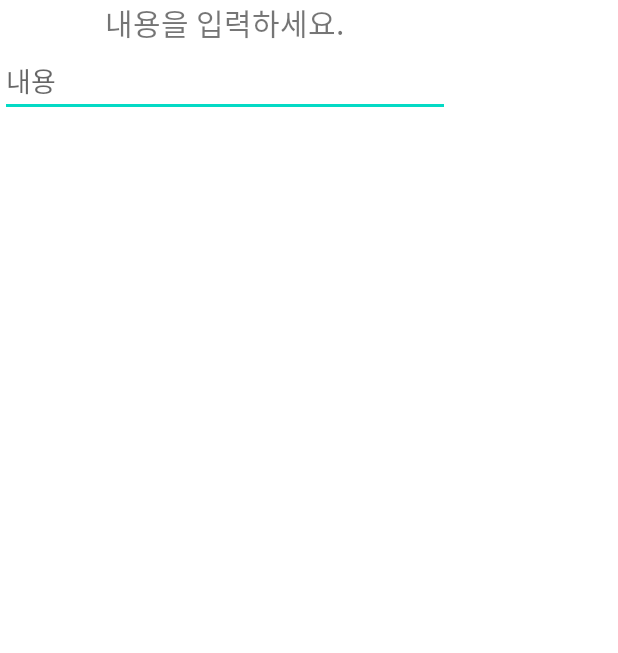
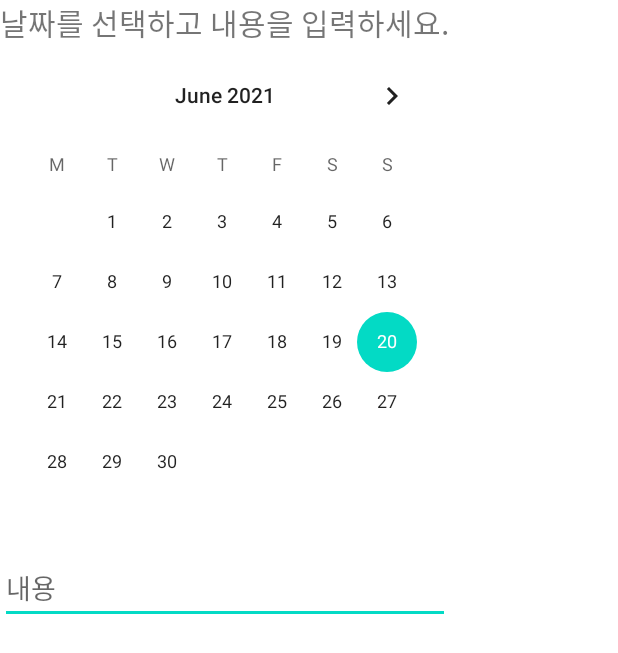
Before and after one commit to kumass2020/Moments-Diary-App, an Android app: the layout write_dialog.xml on its own in the app's theme, with its tools: preview values and no code run, on a phone screen of 412 x 824 dp. Shown: the top 653 px of the screen. Run offline under Robolectric (Android 15) with nearby library versions, the phone set to English and light mode, and no system bars.

Commit message:
calendar

```diff
--- a/app/src/main/res/layout/write_dialog.xml
+++ b/app/src/main/res/layout/write_dialog.xml
@@ -14,7 +14,14 @@
             android:layout_height="wrap_content"
             android:layout_gravity="center"
             android:textSize="20dp"
-            android:text="내용을 입력하세요." />
+            android:text="날짜를 선택하고 내용을 입력하세요." />
+
+        <CalendarView
+            android:id="@+id/cvWrite"
+            android:layout_width="wrap_content"
+            android:layout_height="wrap_content"
+            android:firstDayOfWeek="2"
+            android:minDate="06/01/2021"/>
 
         <EditText
             android:id="@+id/etWrite"
--- /dev/null
+++ b/app/src/main/res/layout/write_diary.xml
@@ -0,0 +1,6 @@
+<?xml version="1.0" encoding="utf-8"?>
+<androidx.constraintlayout.widget.ConstraintLayout
+    xmlns:android="http://schemas.android.com/apk/res/android" android:layout_width="match_parent"
+    android:layout_height="match_parent">
+
+</androidx.constraintlayout.widget.ConstraintLayout>
```
Also changed, not shown: app/src/main/java/com/cookandroid/moments_diary/MainActivity.java (+25 -0 lines).
